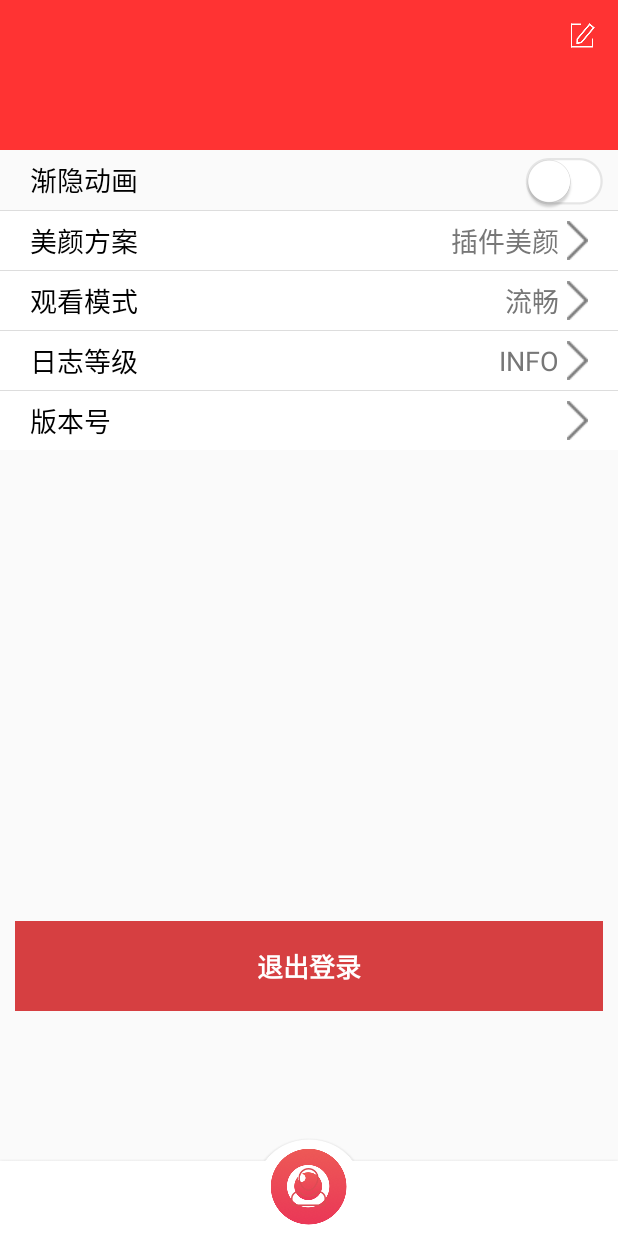
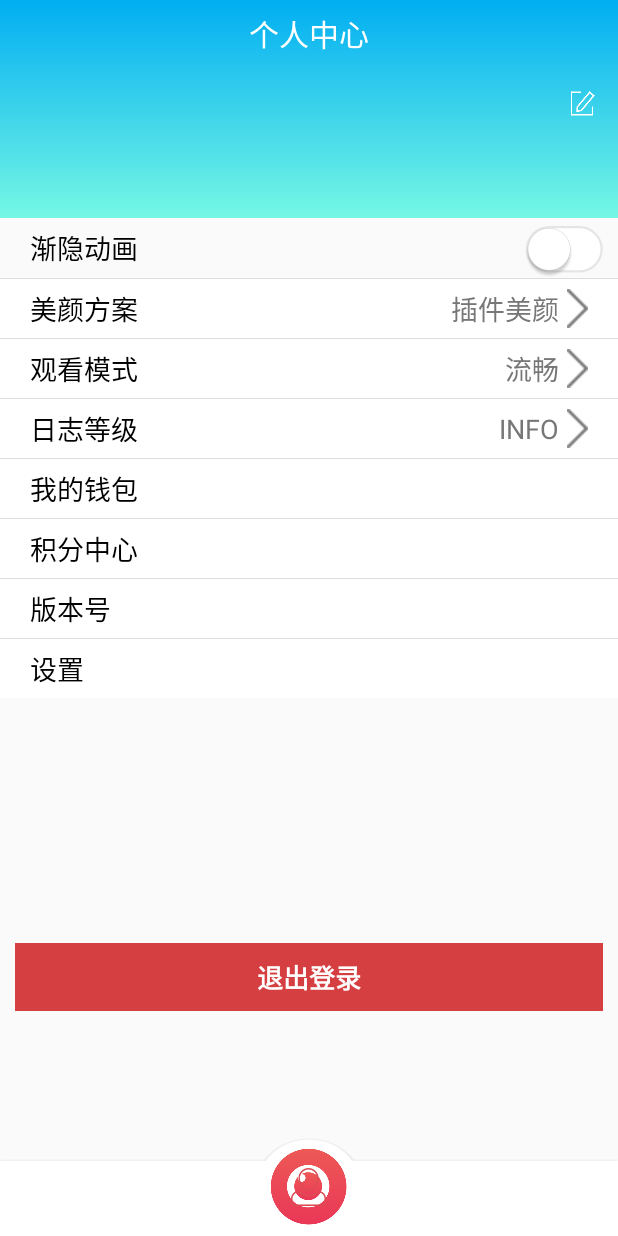
Before and after one commit to IKnowYouKnow/BenLive, an Android app: the fragment FragmentProfile placed in its activity, on a phone screen of 412 x 824 dp. Run offline under Robolectric (Android 15) with nearby library versions, the phone set to English and light mode, and no system bars; libraries missing offline, so code that uses them is left out: com.tencent, com.tencent.av, com.tencent.ilivesdk, com.tencent.imsdk, com.tencent.livesdk; network calls fail; pictures from the network do not load; 6 statements that could not run were skipped.

Commit message:
修改个人中心布局

```diff
--- /dev/null
+++ b/app/src/main/res/drawable/shape_title.xml
@@ -0,0 +1,8 @@
+<?xml version="1.0" encoding="utf-8"?>
+<shape xmlns:android="http://schemas.android.com/apk/res/android">
+    <gradient
+        android:angle="-90"
+        android:startColor="@color/tencent_tls_ui_titleBackground"
+        android:endColor="#FF75F7E4"
+        />
+</shape>
--- a/app/src/main/res/layout/profileframent_layout.xml
+++ b/app/src/main/res/layout/profileframent_layout.xml
@@ -6,7 +6,19 @@
     android:orientation="vertical">
 
     <LinearLayout
-        android:background="@color/colorRed"
+        android:background="@drawable/shape_title"
+        android:layout_width="match_parent"
+        android:orientation="vertical"
+        android:layout_height="wrap_content">
+        <TextView
+            android:layout_width="match_parent"
+            android:layout_height="45dp"
+            android:text="个人中心"
+            android:gravity="center"
+            android:textSize="20sp"
+            android:textColor="#fff"
+            />
+        <LinearLayout
             android:gravity="center"
             android:layout_width="match_parent"
             android:layout_height="100dp">
@@ -46,6 +58,9 @@
                 android:layout_marginTop="15dp"
                 android:src="@drawable/edit" />
         </LinearLayout>
+    </LinearLayout>
+
+
 
     <RelativeLayout
         android:layout_width="match_parent"
@@ -77,6 +92,7 @@
         app:isBottom="true"
         app:canNav="true"
         />
+
     <com.benben.qcloud.benLive.views.customviews.LineControllerView
         android:id="@+id/lcv_video_qulity"
         android:layout_width="match_parent"
@@ -85,6 +101,7 @@
         app:isBottom="true"
         app:canNav="true"
         />
+
     <com.benben.qcloud.benLive.views.customviews.LineControllerView
         android:id="@+id/lcv_set_log_level"
         android:layout_width="match_parent"
@@ -104,12 +121,34 @@
         />
 
     <com.benben.qcloud.benLive.views.customviews.LineControllerView
+        android:id="@+id/lcv_my_wallet"
+        android:layout_width="match_parent"
+        android:layout_height="40dp"
+        app:name="我的钱包"
+        app:isBottom="true"
+        app:canNav="false"/>
+    <com.benben.qcloud.benLive.views.customviews.LineControllerView
+        android:id="@+id/lcv_integral_center"
+        android:layout_width="match_parent"
+        android:layout_height="40dp"
+        app:name="积分中心"
+        app:isBottom="true"
+        app:canNav="false"/>
+
+    <com.benben.qcloud.benLive.views.customviews.LineControllerView
         android:layout_width="match_parent"
         android:layout_height="40dp"
         app:name="@string/set_sdk_version"
         android:id="@+id/version"
         app:isBottom="true"
-        app:canNav="true"/>
+        app:canNav="false"/>
+    <com.benben.qcloud.benLive.views.customviews.LineControllerView
+        android:id="@+id/lcv_setting"
+        android:layout_width="match_parent"
+        android:layout_height="40dp"
+        app:name="设置"
+        app:canNav="false"
+        />
 
     <View
         android:layout_width="match_parent"
@@ -119,7 +158,7 @@
     <TextView
         android:id="@+id/tv_logout"
         android:layout_width="fill_parent"
-        android:layout_height="60dp"
+        android:layout_height="45dp"
         android:layout_marginLeft="10dp"
         android:layout_marginRight="10dp"
         android:layout_marginBottom="100dp"
```
Lines whose indentation alone changed are shown as unchanged.
